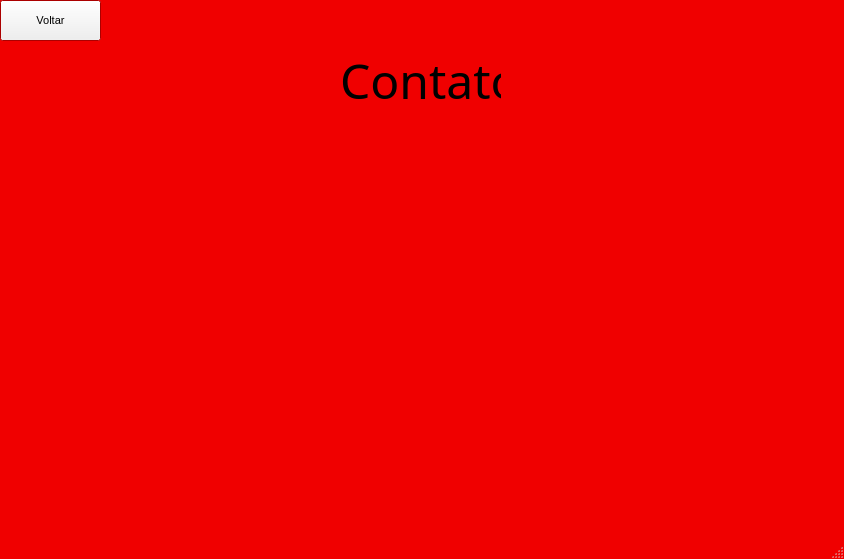
Qt form Projeto Final - Testes PyQt/contato.ui (filipefborba/Trabalho-Final) before a commit.
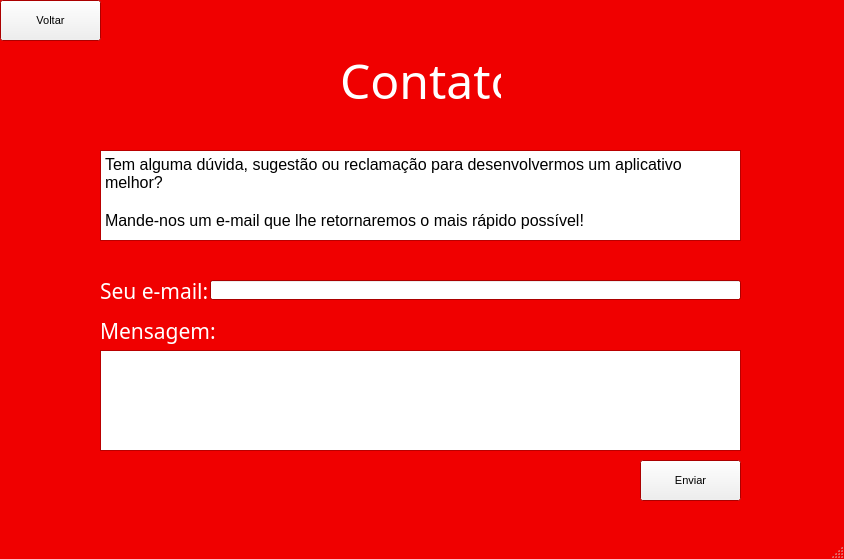
The same form after that commit.

What changed in the file:
```diff
--- a/Projeto Final - Testes PyQt/contato.ui
+++ b/Projeto Final - Testes PyQt/contato.ui
@@ -87,12 +87,53 @@
       <height>61</height>
      </rect>
     </property>
+    <property name="palette">
+     <palette>
+      <active>
+       <colorrole role="WindowText">
+        <brush brushstyle="SolidPattern">
+         <color alpha="255">
+          <red>255</red>
+          <green>255</green>
+          <blue>255</blue>
+         </color>
+        </brush>
+       </colorrole>
+      </active>
+      <inactive>
+       <colorrole role="WindowText">
+        <brush brushstyle="SolidPattern">
+         <color alpha="255">
+          <red>255</red>
+          <green>255</green>
+          <blue>255</blue>
+         </color>
+        </brush>
+       </colorrole>
+      </inactive>
+      <disabled>
+       <colorrole role="WindowText">
+        <brush brushstyle="SolidPattern">
+         <color alpha="255">
+          <red>120</red>
+          <green>120</green>
+          <blue>120</blue>
+         </color>
+        </brush>
+       </colorrole>
+      </disabled>
+     </palette>
+    </property>
     <property name="font">
      <font>
       <family>Bodoni MT</family>
       <pointsize>36</pointsize>
+      <underline>false</underline>
      </font>
     </property>
+    <property name="layoutDirection">
+     <enum>Qt::RightToLeft</enum>
+    </property>
     <property name="text">
      <string>Contato</string>
     </property>
@@ -116,6 +157,286 @@
      <string>Voltar</string>
     </property>
    </widget>
+   <widget class="QPlainTextEdit" name="contato">
+    <property name="geometry">
+     <rect>
+      <x>100</x>
+      <y>150</y>
+      <width>641</width>
+      <height>91</height>
+     </rect>
+    </property>
+    <property name="palette">
+     <palette>
+      <active>
+       <colorrole role="Light">
+        <brush brushstyle="SolidPattern">
+         <color alpha="255">
+          <red>255</red>
+          <green>255</green>
+          <blue>255</blue>
+         </color>
+        </brush>
+       </colorrole>
+       <colorrole role="BrightText">
+        <brush brushstyle="SolidPattern">
+         <color alpha="255">
+          <red>255</red>
+          <green>255</green>
+          <blue>255</blue>
+         </color>
+        </brush>
+       </colorrole>
+      </active>
+      <inactive>
+       <colorrole role="Light">
+        <brush brushstyle="SolidPattern">
+         <color alpha="255">
+          <red>255</red>
+          <green>255</green>
+          <blue>255</blue>
+         </color>
+        </brush>
+       </colorrole>
+       <colorrole role="BrightText">
+        <brush brushstyle="SolidPattern">
+         <color alpha="255">
+          <red>255</red>
+          <green>255</green>
+          <blue>255</blue>
+         </color>
+        </brush>
+       </colorrole>
+      </inactive>
+      <disabled>
+       <colorrole role="Light">
+        <brush brushstyle="SolidPattern">
+         <color alpha="255">
+          <red>255</red>
+          <green>255</green>
+          <blue>255</blue>
+         </color>
+        </brush>
+       </colorrole>
+       <colorrole role="BrightText">
+        <brush brushstyle="SolidPattern">
+         <color alpha="255">
+          <red>255</red>
+          <green>255</green>
+          <blue>255</blue>
+         </color>
+        </brush>
+       </colorrole>
+      </disabled>
+     </palette>
+    </property>
+    <property name="font">
+     <font>
+      <pointsize>12</pointsize>
+     </font>
+    </property>
+    <property name="contextMenuPolicy">
+     <enum>Qt::DefaultContextMenu</enum>
+    </property>
+    <property name="layoutDirection">
+     <enum>Qt::LeftToRight</enum>
+    </property>
+    <property name="lineWrapMode">
+     <enum>QPlainTextEdit::WidgetWidth</enum>
+    </property>
+    <property name="readOnly">
+     <bool>true</bool>
+    </property>
+    <property name="plainText">
+     <string>Tem alguma dúvida, sugestão ou reclamação para desenvolvermos um aplicativo melhor?
+
+Mande-nos um e-mail que lhe retornaremos o mais rápido possível!</string>
+    </property>
+    <property name="tabStopWidth">
+     <number>80</number>
+    </property>
+    <property name="centerOnScroll">
+     <bool>false</bool>
+    </property>
+   </widget>
+   <widget class="QLabel" name="emailinput">
+    <property name="geometry">
+     <rect>
+      <x>100</x>
+      <y>270</y>
+      <width>181</width>
+      <height>41</height>
+     </rect>
+    </property>
+    <property name="palette">
+     <palette>
+      <active>
+       <colorrole role="WindowText">
+        <brush brushstyle="SolidPattern">
+         <color alpha="255">
+          <red>255</red>
+          <green>255</green>
+          <blue>255</blue>
+         </color>
+        </brush>
+       </colorrole>
+      </active>
+      <inactive>
+       <colorrole role="WindowText">
+        <brush brushstyle="SolidPattern">
+         <color alpha="255">
+          <red>255</red>
+          <green>255</green>
+          <blue>255</blue>
+         </color>
+        </brush>
+       </colorrole>
+      </inactive>
+      <disabled>
+       <colorrole role="WindowText">
+        <brush brushstyle="SolidPattern">
+         <color alpha="255">
+          <red>120</red>
+          <green>120</green>
+          <blue>120</blue>
+         </color>
+        </brush>
+       </colorrole>
+      </disabled>
+     </palette>
+    </property>
+    <property name="font">
+     <font>
+      <family>Bodoni MT</family>
+      <pointsize>16</pointsize>
+     </font>
+    </property>
+    <property name="text">
+     <string>Seu e-mail:</string>
+    </property>
+   </widget>
+   <widget class="QLabel" name="mensagemlabel">
+    <property name="geometry">
+     <rect>
+      <x>100</x>
+      <y>310</y>
+      <width>181</width>
+      <height>41</height>
+     </rect>
+    </property>
+    <property name="palette">
+     <palette>
+      <active>
+       <colorrole role="WindowText">
+        <brush brushstyle="SolidPattern">
+         <color alpha="255">
+          <red>255</red>
+          <green>255</green>
+          <blue>255</blue>
+         </color>
+        </brush>
+       </colorrole>
+       <colorrole role="Text">
+        <brush brushstyle="SolidPattern">
+         <color alpha="255">
+          <red>255</red>
+          <green>255</green>
+          <blue>255</blue>
+         </color>
+        </brush>
+       </colorrole>
+      </active>
+      <inactive>
+       <colorrole role="WindowText">
+        <brush brushstyle="SolidPattern">
+         <color alpha="255">
+          <red>255</red>
+          <green>255</green>
+          <blue>255</blue>
+         </color>
+        </brush>
+       </colorrole>
+       <colorrole role="Text">
+        <brush brushstyle="SolidPattern">
+         <color alpha="255">
+          <red>255</red>
+          <green>255</green>
+          <blue>255</blue>
+         </color>
+        </brush>
+       </colorrole>
+      </inactive>
+      <disabled>
+       <colorrole role="WindowText">
+        <brush brushstyle="SolidPattern">
+         <color alpha="255">
+          <red>120</red>
+          <green>120</green>
+          <blue>120</blue>
+         </color>
+        </brush>
+       </colorrole>
+       <colorrole role="Text">
+        <brush brushstyle="SolidPattern">
+         <color alpha="255">
+          <red>120</red>
+          <green>120</green>
+          <blue>120</blue>
+         </color>
+        </brush>
+       </colorrole>
+      </disabled>
+     </palette>
+    </property>
+    <property name="font">
+     <font>
+      <family>Bodoni MT</family>
+      <pointsize>16</pointsize>
+     </font>
+    </property>
+    <property name="text">
+     <string>Mensagem:</string>
+    </property>
+   </widget>
+   <widget class="QPlainTextEdit" name="mensagem">
+    <property name="geometry">
+     <rect>
+      <x>100</x>
+      <y>350</y>
+      <width>641</width>
+      <height>101</height>
+     </rect>
+    </property>
+   </widget>
+   <widget class="QPushButton" name="enviar">
+    <property name="geometry">
+     <rect>
+      <x>640</x>
+      <y>460</y>
+      <width>101</width>
+      <height>41</height>
+     </rect>
+    </property>
+    <property name="font">
+     <font>
+      <family>MS Shell Dlg 2</family>
+      <pointsize>8</pointsize>
+     </font>
+    </property>
+    <property name="text">
+     <string>Enviar</string>
+    </property>
+   </widget>
+   <widget class="QLineEdit" name="lineEdit">
+    <property name="geometry">
+     <rect>
+      <x>210</x>
+      <y>280</y>
+      <width>531</width>
+      <height>20</height>
+     </rect>
+    </property>
+   </widget>
   </widget>
   <widget class="QStatusBar" name="statusbar">
    <property name="enabled">
```
